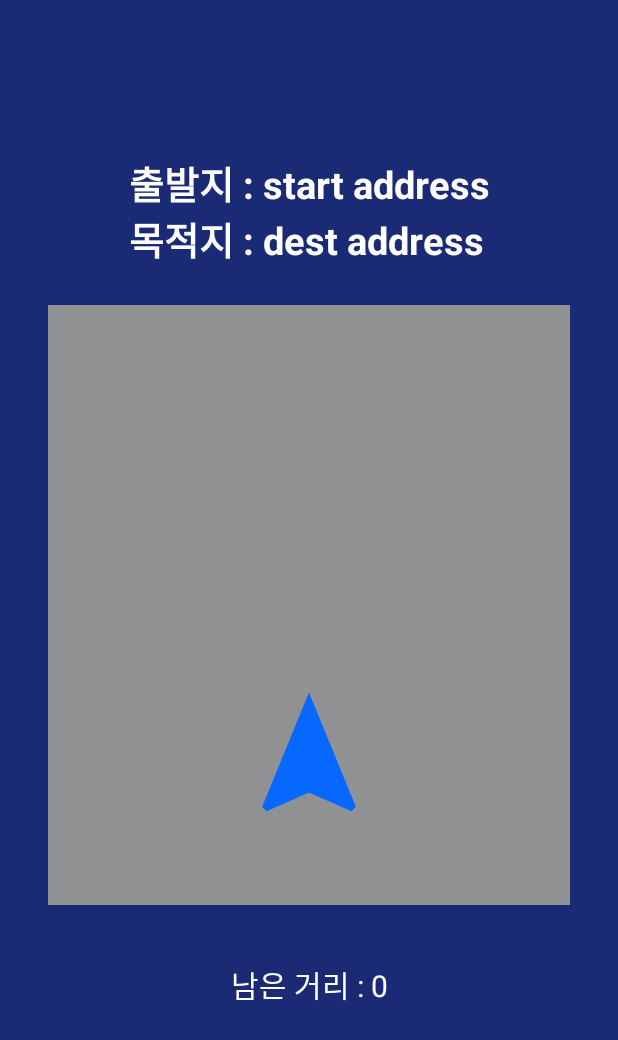
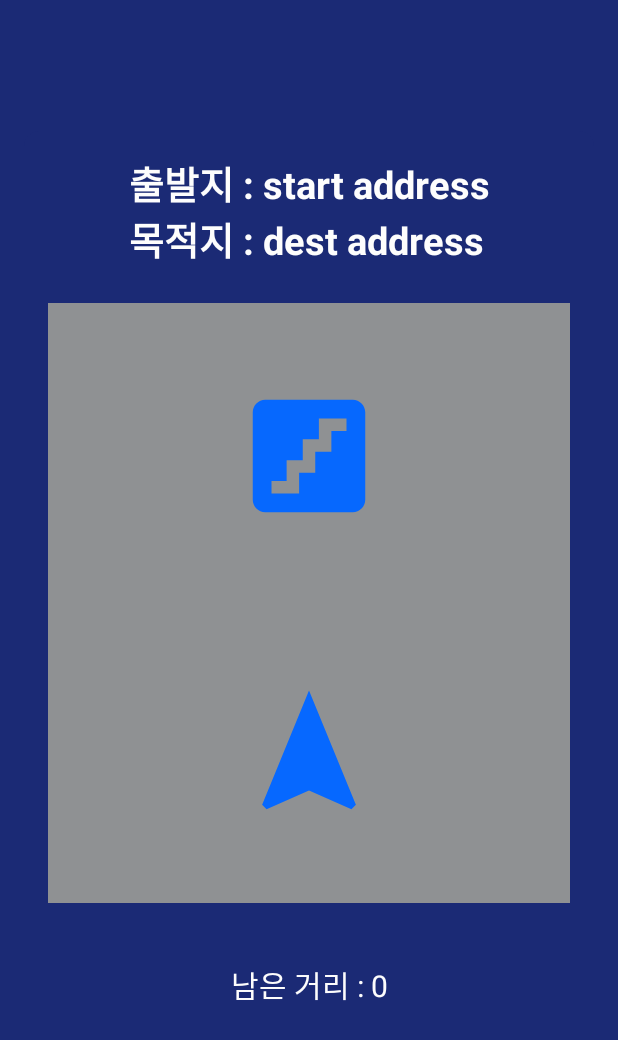
Before and after one commit to sts07142/IndoorNavUser, an Android app: the screen it shows after launch (NavigationActivity), after a tap on "출발하기", on a phone screen of 412 x 824 dp. Shown: the top 1040 px of the screen. Run offline under Robolectric (Android 15) with nearby library versions, the phone set to English and light mode, and no system bars.

Commit message:
Stair 이미지 추가
안내 화면에서 계단 이미지 추가 및 이미지뷰 생성해 연결

```diff
--- a/IndoorLocalization/app/src/main/AndroidManifest.xml
+++ b/IndoorLocalization/app/src/main/AndroidManifest.xml
@@ -6,7 +6,7 @@
         android:allowBackup="true"
         android:dataExtractionRules="@xml/data_extraction_rules"
         android:fullBackupContent="@xml/backup_rules"
-        android:icon="@mipmap/ic_launcher"
+        android:icon="@mipmap/ic_launcher_round"
         android:label="@string/app_name"
         android:roundIcon="@mipmap/ic_launcher_round"
         android:supportsRtl="true"
--- /dev/null
+++ b/IndoorLocalization/app/src/main/res/drawable/ic_baseline_stairs.xml
@@ -0,0 +1,5 @@
+<vector android:height="60dp" android:tint="#0668FE"
+    android:viewportHeight="24" android:viewportWidth="24"
+    android:width="60dp" xmlns:android="http://schemas.android.com/apk/res/android">
+    <path android:fillColor="@android:color/white" android:pathData="M19,3H5C3.9,3 3,3.9 3,5v14c0,1.1 0.9,2 2,2h14c1.1,0 2,-0.9 2,-2V5C21,3.9 20.1,3 19,3zM18,8h-2.42v3.33H13v3.33h-2.58V18H6v-2h2.42v-3.33H11V9.33h2.58V6H18V8z"/>
+</vector>
--- a/IndoorLocalization/app/src/main/res/layout/activity_navigation.xml
+++ b/IndoorLocalization/app/src/main/res/layout/activity_navigation.xml
@@ -20,11 +20,11 @@
             android:id="@+id/view"
             android:layout_width="match_parent"
             android:layout_height="400dp"
-            android:layout_marginTop="25dp"
+            android:layout_marginTop="24dp"
+            android:background="#8F9193"
             app:layout_constraintEnd_toEndOf="parent"
             app:layout_constraintStart_toStartOf="parent"
-            app:layout_constraintTop_toBottomOf="@+id/navigation_textview_destination"
-            android:background="#8F9193" />
+            app:layout_constraintTop_toBottomOf="@+id/navigation_textview_destination" />
 
         <TextView
             android:id="@+id/navigation_textview_destination"
@@ -50,6 +50,16 @@
             app:layout_constraintTop_toTopOf="@+id/view"
             app:srcCompat="@drawable/ic_nav" />
 
+        <ImageView
+            android:id="@+id/view_popup"
+            android:layout_width="100dp"
+            android:layout_height="100dp"
+            android:layout_marginTop="52dp"
+            app:layout_constraintEnd_toEndOf="parent"
+            app:layout_constraintStart_toStartOf="parent"
+            app:layout_constraintTop_toTopOf="@+id/view"
+            app:srcCompat="@drawable/ic_baseline_stairs" />
+
         <TextView
             android:id="@+id/remained_distance"
             android:layout_width="wrap_content"
```
Also changed, not shown: IndoorLocalization/app/src/main/java/com/example/indoorlocalization/NavigationActivity.java (+13 -6 lines), 1 other file.
